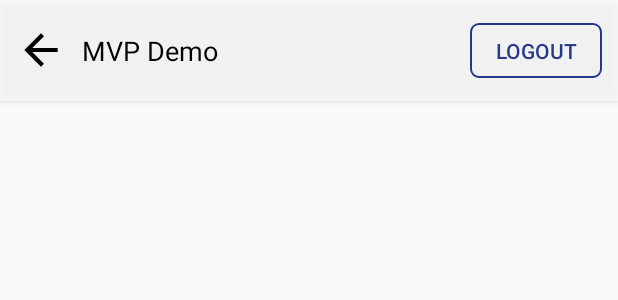
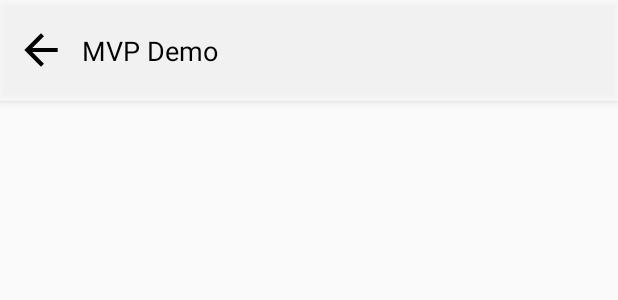
Before and after one commit to gajerarajnit/MVPDemo, an Android app: the layout activity_main.xml on its own in the app's theme, with its tools: preview values and no code run, on a phone screen of 412 x 824 dp. Shown: the top 300 px of the screen. Run offline under Robolectric (Android 15) with nearby library versions, the light colour scheme and no system bars.

Commit message:
no message

```diff
--- a/app/src/main/res/layout/activity_main.xml
+++ b/app/src/main/res/layout/activity_main.xml
@@ -39,7 +39,8 @@
             android:text="Logout"
             android:textColor="@color/blue_start"
             android:background="@drawable/blue_border"
-            android:layout_marginRight="@dimen/_8sdp"/>
+            android:layout_marginRight="@dimen/_8sdp"
+            android:visibility="gone"/>
 
     </LinearLayout>
 
```
